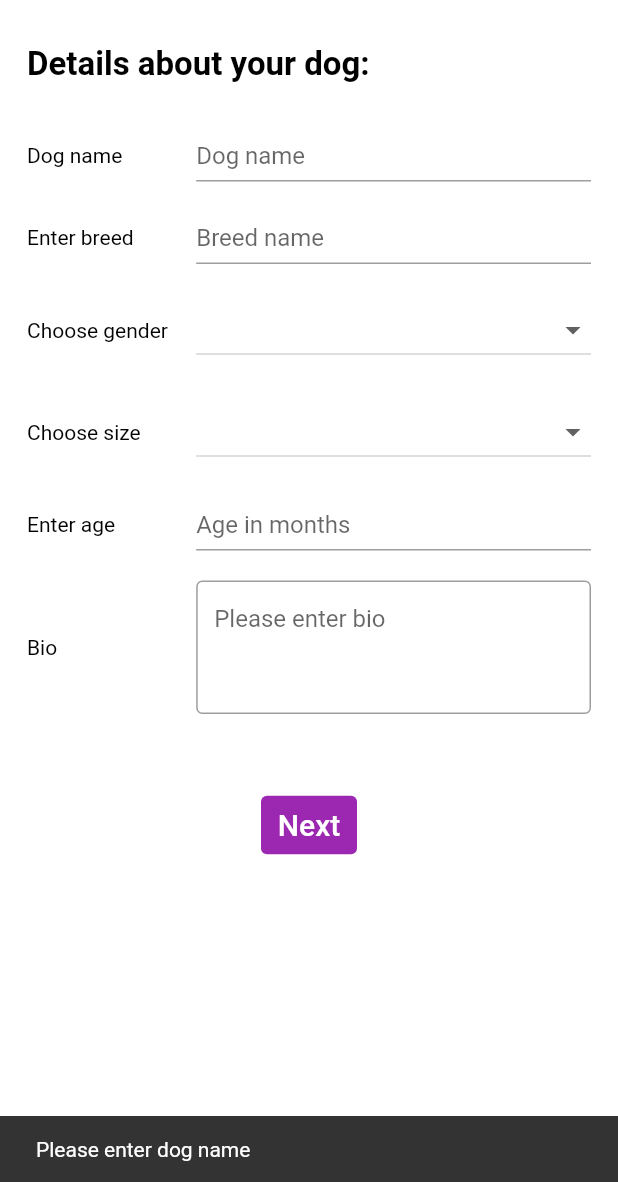
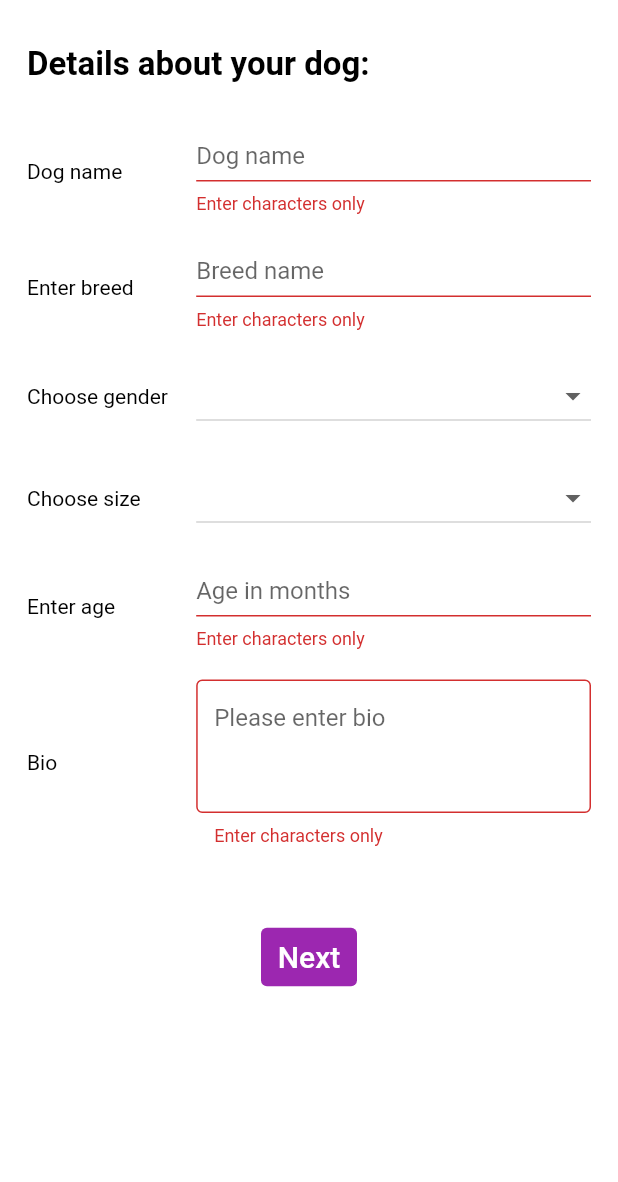
Before and after one commit to pari1bhatt/wanted_umbrella, a Flutter app: the DogDetail screen opened by its route, after a tap on "Next", on a phone screen of 412 x 824 dp, the part 54-1236 px from its top. Run offline on Flutter 3.47's test engine with Material 2 defaults, Android fonts, the phone set to English and light mode, and no system bars; our stand-ins replace awesome_dialog, cloud_firestore, file_picker, firebase_auth, firebase_core, firebase_storage and 3 more; missing offline and left inert: flutter_downloader; accounts and stored records are empty.

Commit message:
validation text and pop up text updated

```diff
--- a/lib/pages/categories/adopt_a_dog.dart
+++ b/lib/pages/categories/adopt_a_dog.dart
@@ -91,7 +91,7 @@ class _AdoptADogState extends State<AdoptADog> {
         dialogType: DialogType.success,
         animType: AnimType.scale,
         title: 'Thank you',
-        desc: 'Dog adopted successfully!!',
+        desc: 'Dog adopted successfully!!\nplease visit: Wanted umbrella’s Shelter Care Jayanagar, Bangalore.',
         btnCancel: null,
         btnOkOnPress: () => Navigator.popUntil(context, ModalRoute.withName(Routes.adopt_a_dog)),
       ).show();
--- a/lib/pages/on_boarding/dog_detail.dart
+++ b/lib/pages/on_boarding/dog_detail.dart
@@ -15,6 +15,8 @@ class DogDetail extends StatefulWidget {
 
 class _DogDetailState extends State<DogDetail> {
   late OnBoardingProvider onBoardingProvider;
+  final _formKey = GlobalKey<FormState>();
+
 
   @override
   void initState() {
@@ -43,6 +45,9 @@ class _DogDetailState extends State<DogDetail> {
       body: SingleChildScrollView(
         child: Padding(
           padding: const EdgeInsets.symmetric(horizontal: 18, vertical: 10),
+          child: Form(
+            key: _formKey,
+            autovalidateMode: AutovalidateMode.onUserInteraction,
             child: Column(
               crossAxisAlignment: CrossAxisAlignment.start,
               children: [
@@ -60,6 +65,7 @@ class _DogDetailState extends State<DogDetail> {
                       child: TextFormField(
                         keyboardType: TextInputType.name,
                         inputFormatters: [FilteringTextInputFormatter.allow(RegExp("[a-zA-Z]"))],
+                        validator: Utils.validateText,
                         onChanged: (value) {
                           onBoardingProvider.userModel.dog_name = value;
                         },
@@ -79,6 +85,7 @@ class _DogDetailState extends State<DogDetail> {
                       child: TextFormField(
                         keyboardType: TextInputType.name,
                         inputFormatters: [FilteringTextInputFormatter.allow(RegExp("[a-zA-Z]"))],
+                        validator: Utils.validateText,
                         onChanged: (value) {
                           onBoardingProvider.userModel.breed = value;
                         },
@@ -150,6 +157,8 @@ class _DogDetailState extends State<DogDetail> {
                       flex: 7,
                       child: TextFormField(
                         keyboardType: TextInputType.name,
+                        inputFormatters: [FilteringTextInputFormatter.allow(RegExp("[a-zA-Z0-9_]"))],
+                        validator: Utils.validateText,
                         onChanged: (value) {
                           onBoardingProvider.userModel.age = value;
                         },
@@ -169,6 +178,7 @@ class _DogDetailState extends State<DogDetail> {
                         minLines: 3,
                         maxLines: 3,
                         keyboardType: TextInputType.name,
+                        validator: Utils.validateText,
                         onChanged: (value) {
                           onBoardingProvider.userModel.bio = value;
                         },
@@ -192,24 +202,21 @@ class _DogDetailState extends State<DogDetail> {
             ),
           ),
         ),
+      ),
     );
   }
 
   onNext() {
-    if (onBoardingProvider.userModel.dog_name?.isEmpty ?? true) {
-      Utils.showSnackBar(context, "Please enter dog name");
-    } else if (onBoardingProvider.userModel.breed?.isEmpty ?? true) {
-      Utils.showSnackBar(context, "Please enter breed");
-    } else if (onBoardingProvider.userModel.gender?.isEmpty ?? true) {
+    if(_formKey.currentState!.validate()){
+      if (onBoardingProvider.userModel.gender?.isEmpty ?? true) {
         Utils.showSnackBar(context, "Please Select gender");
       } else if (onBoardingProvider.userModel.size?.isEmpty ?? true) {
         Utils.showSnackBar(context, "Please Select size");
       } else if (onBoardingProvider.userModel.age?.isEmpty ?? true) {
         Utils.showSnackBar(context, "Please enter age");
-    } else if (onBoardingProvider.userModel.bio?.isEmpty ?? true) {
-      Utils.showSnackBar(context, "Please enter bio");
-    } else {
+      }  else {
         Navigator.pushNamed(context, Routes.dog_photos);
       }
     }
   }
+}
--- a/lib/pages/on_boarding/dog_photos.dart
+++ b/lib/pages/on_boarding/dog_photos.dart
@@ -98,7 +98,7 @@ class _DogPhotosState extends State<DogPhotos> {
 
   onNext() {
     if(onBoardingProvider.imageList.isEmpty){
-      Utils.showSnackBar(context, "Please select any one image");
+      Utils.showSnackBar(context, "Please upload at least one dog image");
     } else {
       print("path: ${onBoardingProvider.imageList[0]!.path.split('/').last}");
       Navigator.pushNamed(context, Routes.kci_certificate);
--- a/lib/pages/on_boarding/kci_certificate.dart
+++ b/lib/pages/on_boarding/kci_certificate.dart
@@ -87,7 +87,7 @@ class _KciCertificateState extends State<KciCertificate> {
 
   onNext() async {
     if (onBoardingProvider.selectedFile == null) {
-      Utils.showSnackBar(context, "Please select a document");
+      Utils.showSnackBar(context, "Please upload your KCI certificate");
     } else {
       Navigator.pushNamed(context, Routes.choose_personality);
     }
--- a/lib/pages/on_boarding/register.dart
+++ b/lib/pages/on_boarding/register.dart
@@ -21,9 +21,9 @@ class RegisterPageState extends State<RegisterPage> {
   bool wrongPassword = false;
   bool obsecurePass = true;
 
-  String nameText = 'Please use a proper name';
-  String emailText = 'Please use a valid email';
-  String passwordText = 'Please choose a better password';
+  String nameText = 'Enter characters only';
+  String emailText = 'Enter valid Email ID';
+  String passwordText = 'Minimum 8 characters, at least one uppercase letter, one number, one special character';
 
   late OnBoardingProvider onBoardingProvider;
 
@@ -121,7 +121,7 @@ class RegisterPageState extends State<RegisterPage> {
   }
 
   onNext() async {
-    if (Utils.validateText(onBoardingProvider.userModel.name ?? '')) {
+    if ((onBoardingProvider.userModel.name ?? '').length < 2) {
       setState(() => wrongName = true);
     } else if (Utils.validateEmail(onBoardingProvider.userModel.email ?? '')) {
       setState(() {
@@ -131,6 +131,7 @@ class RegisterPageState extends State<RegisterPage> {
     } else if (Utils.validatePassword(onBoardingProvider.regPassword)) {
       setState(() {
         wrongEmail = false;
+        wrongName = false;
         wrongPassword = true;
       });
     } else {
--- a/lib/utils/utils.dart
+++ b/lib/utils/utils.dart
@@ -9,19 +9,20 @@ class Utils {
 
   static showSnackBar(BuildContext context, String msg, {bool isSuccess = false}) {
     ScaffoldMessenger.of(context).removeCurrentSnackBar();
-    ScaffoldMessenger.of(context).showSnackBar(SnackBar(
-      content: Text(msg),
-      // backgroundColor: isSuccess ? Colors.green : Colors.red,
-    ));
+    ScaffoldMessenger.of(context).showSnackBar(SnackBar(content: Text(msg)));
   }
 
-  static bool validateText(String text) {
-    return text.length < 2;
+  static String? validateText(String? text) {
+    if (text == null || text.isEmpty || text.length < 2) {
+      return 'Enter characters only';
+    }
+    return null;
   }
 
   static validateEmail(String text) {
     final bool emailValid =
-        RegExp(r"^[a-zA-Z0-9.a-zA-Z0-9.!#$%&'*+-/=?^_`{|}~]+@[a-zA-Z0-9]+\.[a-zA-Z]+").hasMatch(text);
+        RegExp(r"^[a-zA-Z0-9.a-zA-Z0-9.!#$%&'*+-/=?^_`{|}~]+@[a-zA-Z0-9]+\.[a-zA-Z]+")
+            .hasMatch(text);
     return !emailValid;
   }
 
@@ -40,8 +41,8 @@ class Utils {
   }
 
   static Future pickFile() async {
-    FilePickerResult? result =
-        await FilePicker.platform.pickFiles(type: FileType.custom, allowedExtensions: ['jpg', 'pdf','docx','png']);
+    FilePickerResult? result = await FilePicker.platform
+        .pickFiles(type: FileType.custom, allowedExtensions: ['jpg', 'pdf', 'docx', 'png']);
     if (result != null) {
       PlatformFile file = result.files.first;
       return file;
@@ -51,7 +52,7 @@ class Utils {
     }
   }
 
-  static showLoadingDialog (BuildContext context){
+  static showLoadingDialog(BuildContext context) {
     showDialog(
         barrierDismissible: false,
         context: context,
@@ -59,10 +60,8 @@ class Utils {
           return Container(
               decoration: const BoxDecoration(color: Color.fromRGBO(0, 0, 0, 0.5)),
               child: const Center(child: CircularProgressIndicator()));
-        }
-    );
+        });
   }
-
 
   static setPath() async {
     Directory _path = await getApplicationDocumentsDirectory();
```
Also changed, not shown: lib/pages/categories/find_a_mate.dart (+17 -8 lines), lib/pages/explore/explore_page.dart (+31 -30 lines). Lines whose indentation alone changed are shown as unchanged.
